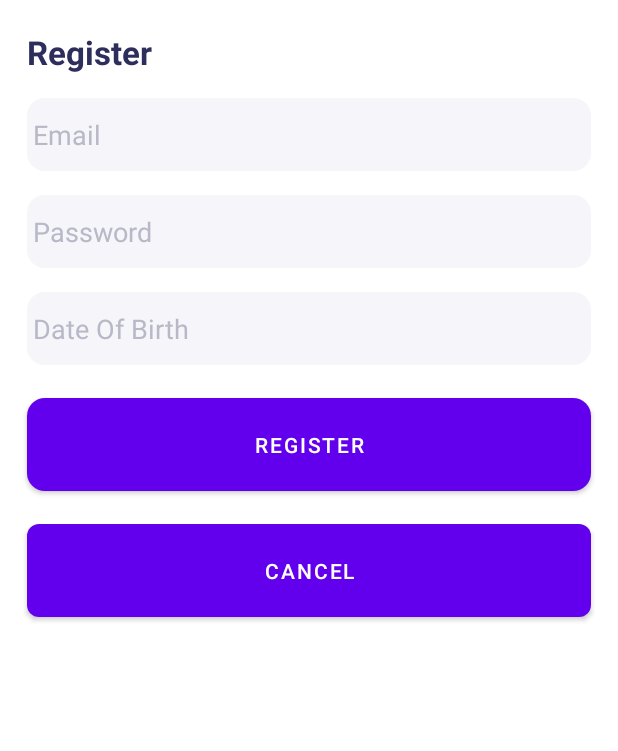
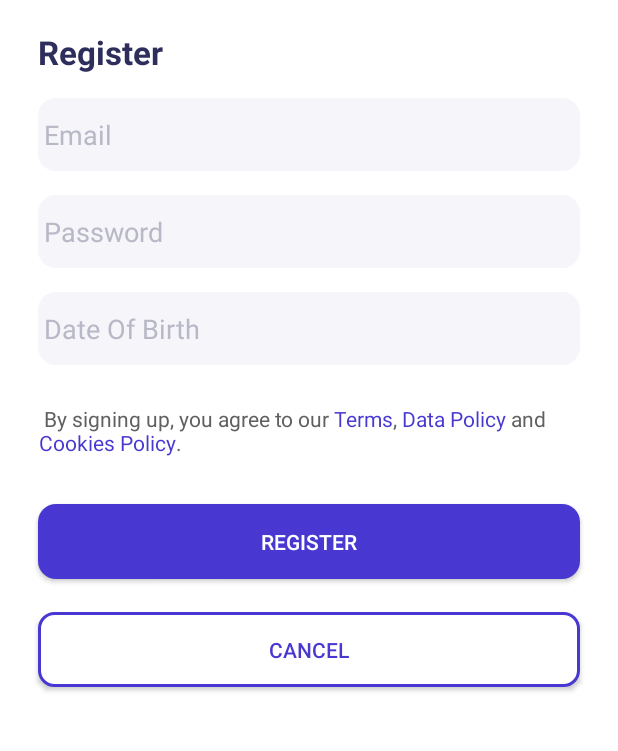
Before and after one commit to Shrimp03/AudioBook, an Android app: the RegisterActivity screen opened directly, with no data from a screen before it, on a phone screen of 412 x 824 dp, the part 315-1066 px from its top. Run offline under Robolectric (Android 15) with nearby library versions, the phone set to English and light mode, and no system bars.

Commit message:
fix ui login and register

```diff
--- a/app/src/main/java/com/example/audiobook/api/APIconst.java
+++ b/app/src/main/java/com/example/audiobook/api/APIconst.java
@@ -1,13 +1,13 @@
 package com.example.audiobook.api;
 
 public class APIconst {
-    public static final String BASE_URL = "https://3a85-14-0-22-145.ngrok-free.app";
+    public static final String BASE_URL = " https://d3ef-14-0-22-145.ngrok-free.app";
 
     /// uri
     public static final String GET_ALL_CATE = BASE_URL + "/api/category/getAll";
     public static final String GET_ALL_AUDIO_BOOKS = BASE_URL + "/api/audiobooks/getAll";
 
-    public static final String REGISTER = BASE_URL + "/user/register";
+    public static final String REGISTER = BASE_URL + "api/user/register";
 
     public static final String LOGIN = BASE_URL + "/auth/token/get";
 
--- a/app/src/main/res/drawable/bt_cancel.xml
+++ b/app/src/main/res/drawable/bt_cancel.xml
@@ -1,5 +1,8 @@
 <?xml version="1.0" encoding="utf-8"?>
 <shape xmlns:android="http://schemas.android.com/apk/res/android">
     <solid android:color="#FFFFFF" />
-    <corners android:radius="8dp" />
+    <stroke
+        android:width="2dp"
+        android:color="#4838D1" />
+    <corners android:radius="10dp" />
 </shape>
--- a/app/src/main/res/layout/activity_login.xml
+++ b/app/src/main/res/layout/activity_login.xml
@@ -8,7 +8,7 @@
 
     <ImageView
         android:layout_width="wrap_content"
-        android:layout_marginTop="90dp"
+        android:layout_marginTop="75dp"
         android:layout_height="wrap_content"
         android:layout_gravity="center_horizontal"
         android:src="@drawable/logo_splash" />
@@ -72,7 +72,7 @@
         android:layout_gravity="right"
         android:layout_marginTop="8dp"
         android:layout_marginEnd="18dp"
-        android:textSize="20sp"
+        android:textSize="16sp"
         />
     <TextView
         android:layout_width="wrap_content"
@@ -142,7 +142,7 @@
            android:layout_width="wrap_content"
            android:layout_height="wrap_content"
            android:text="@string/don_t_have_and_account"
-           android:textSize="20sp"
+           android:textSize="16sp"
            android:layout_marginEnd="2dp"
            android:textColor="#2E2E5D"
            />
@@ -152,8 +152,7 @@
            android:layout_height="wrap_content"
            android:textColor="#F77A55"
            android:text="@string/register"
-           android:textSize="20sp"
-
+           android:textSize="16sp"
            />
    </LinearLayout>
 </LinearLayout>
--- a/app/src/main/res/layout/activity_register.xml
+++ b/app/src/main/res/layout/activity_register.xml
@@ -24,7 +24,7 @@
         android:id="@+id/register_title"
         android:layout_width="wrap_content"
         android:layout_height="wrap_content"
-        android:layout_marginStart="18dp"
+        android:layout_marginStart="25dp"
         android:layout_marginTop="20sp"
         android:text="@string/register"
         android:textColor="#2E2E5D"
@@ -37,12 +37,12 @@
         android:id="@+id/register_email"
         android:layout_width="match_parent"
         android:layout_height="wrap_content"
-        android:layout_marginStart="18dp"
+        android:layout_marginStart="25dp"
         android:layout_marginTop="16dp"
-        android:layout_marginEnd="18dp"
+        android:layout_marginEnd="25dp"
         android:background="@drawable/edittext_rounded_background"
         android:inputType="textEmailAddress"
-        android:hint="Email"
+        android:hint="@string/email"
         android:paddingHorizontal="4dp"
         android:paddingVertical="12dp"
         android:textColorHint="#B8B8C7"
@@ -54,9 +54,9 @@
         app:layout_constraintEnd_toEndOf="parent"
         app:layout_constraintStart_toStartOf="parent"
         app:layout_constraintTop_toBottomOf="@id/register_email"
-        android:layout_marginStart="18dp"
+        android:layout_marginStart="25dp"
         android:layout_marginTop="16dp"
-        android:layout_marginEnd="18dp"
+        android:layout_marginEnd="25dp"
         android:background="@drawable/edittext_rounded_background"
         android:layout_width="match_parent"
         android:paddingHorizontal="4dp"
@@ -71,9 +71,9 @@
         app:layout_constraintEnd_toEndOf="parent"
         app:layout_constraintTop_toBottomOf="@id/register_password"
         android:inputType="datetime"
-        android:layout_marginStart="18dp"
+        android:layout_marginStart="25dp"
         android:layout_marginTop="16dp"
-        android:layout_marginEnd="18dp"
+        android:layout_marginEnd="25dp"
         android:paddingHorizontal="4dp"
         android:clickable="true"
         android:paddingVertical="12dp"
@@ -83,35 +83,53 @@
         android:background="@drawable/edittext_rounded_background"
         android:layout_width="0dp"
         android:layout_height="wrap_content"/>
+    <com.google.android.material.textview.MaterialTextView
+        android:id="@+id/tv_terms"
+        android:layout_width="0dp"
+        android:layout_height="wrap_content"
+        android:padding="16dp"
+        android:text="@string/signup_terms"
+        android:textSize="14sp"
+        android:textColor="#606060"
+        app:layout_constraintTop_toBottomOf="@id/date_of_birth"
+        app:layout_constraintStart_toStartOf="parent"
+        app:layout_constraintEnd_toEndOf="parent"
+        android:layout_marginStart="10dp"
+        android:layout_marginEnd="25dp"
+        android:layout_marginTop="10dp"/>
 
-    <Button
+
+    <androidx.appcompat.widget.AppCompatButton
         android:layout_width="0dp"
         android:layout_height="wrap_content"
         android:id="@+id/register_button"
-        app:layout_constraintTop_toBottomOf="@+id/date_of_birth"
+        app:layout_constraintTop_toBottomOf="@+id/tv_terms"
         app:layout_constraintStart_toStartOf="parent"
         app:layout_constraintEnd_toEndOf="parent"
-        android:layout_marginStart="18dp"
-        android:layout_marginTop="22dp"
-        android:layout_marginEnd="18dp"
+        android:layout_marginStart="25dp"
+        android:textColor="#FFFFFF"
+        android:layout_marginTop="15dp"
+        android:layout_marginEnd="25dp"
         android:paddingHorizontal="4dp"
         android:paddingVertical="15dp"
         android:background="@drawable/bt_login"
         android:text="@string/register"
         />
 
-    <Button
+    <androidx.appcompat.widget.AppCompatButton
         android:layout_width="0dp"
+        android:layout_height="wrap_content"
         android:id="@+id/cancel"
         android:background="@drawable/bt_cancel"
+        app:backgroundTint="@null"
         app:layout_constraintTop_toBottomOf="@id/register_button"
         app:layout_constraintStart_toStartOf="parent"
         app:layout_constraintEnd_toEndOf="parent"
-        android:layout_marginStart="18dp"
+        android:layout_marginStart="25dp"
         android:layout_marginTop="22dp"
-        android:layout_marginEnd="18dp"
+        android:layout_marginEnd="25dp"
         android:paddingHorizontal="4dp"
+        android:textColor="#4838D1"
         android:paddingVertical="15dp"
-        android:text="Cancel"
-        android:layout_height="wrap_content" />
+        android:text="Cancel" />
 </androidx.constraintlayout.widget.ConstraintLayout>
--- a/app/src/main/res/values/strings.xml
+++ b/app/src/main/res/values/strings.xml
@@ -11,4 +11,10 @@
     <string name="login_to_your_account">Login to Your Account</string>
     <string name="don_t_have_and_account">Don\'t have and account ?</string>
     <string name="register">Register</string>
+    <string name="signup_terms">
+        By signing up, you agree to our
+        <font color="#4838D1">Terms</font>,
+        <font color="#4838D1">Data Policy</font> and
+        <font color="#4838D1"> Cookies Policy</font>.
+    </string>
 </resources>
```
